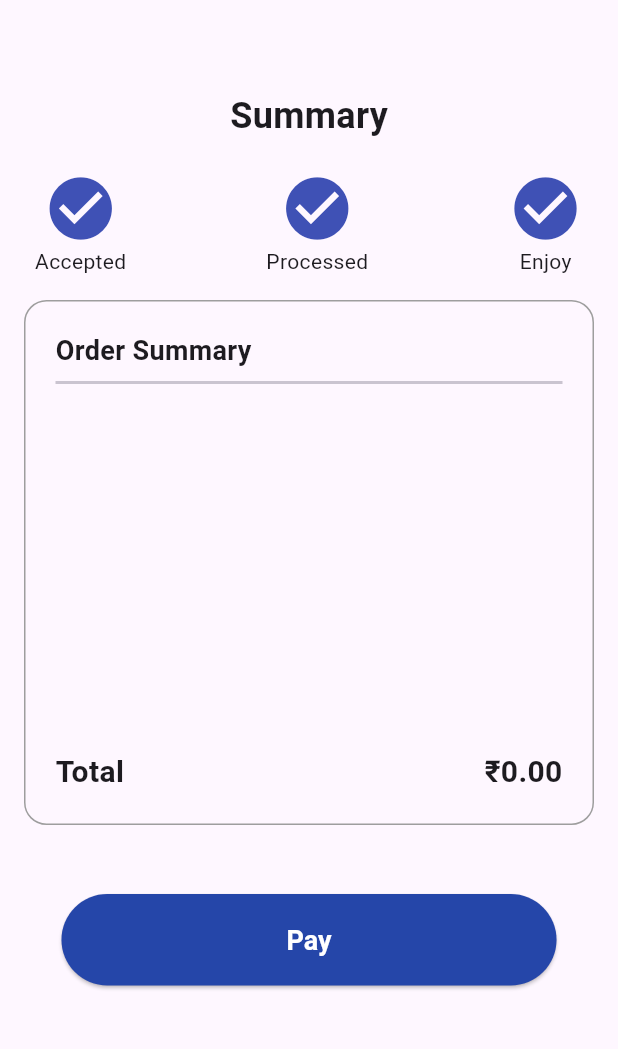
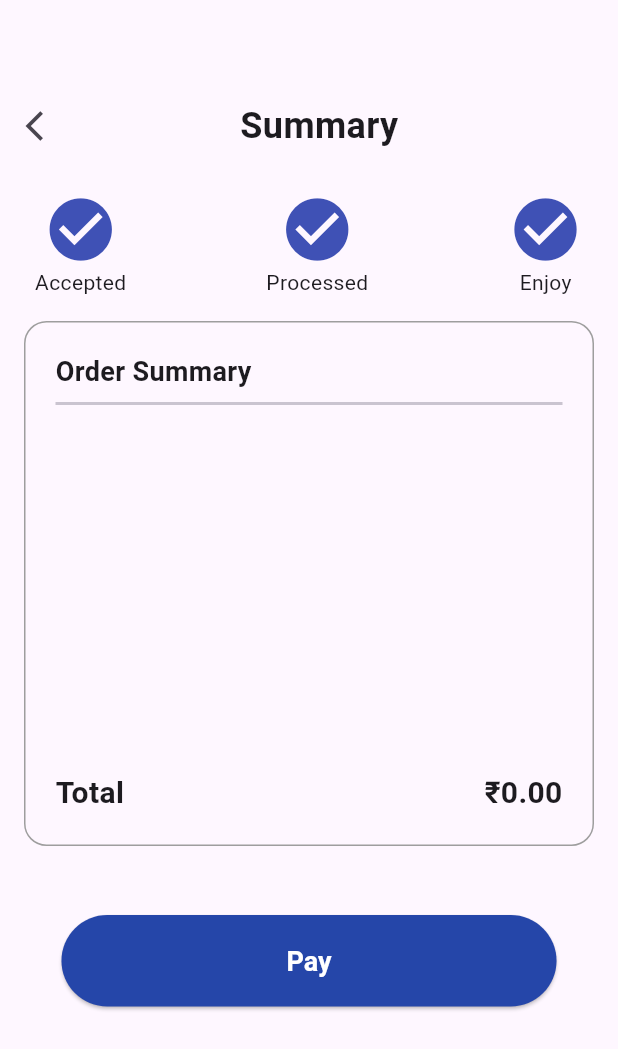
Before and after one commit to Ashutosh21jha/AmulX, a Flutter app: the OrderReviewPage screen opened directly with empty values, on a phone screen of 412 x 824 dp. Shown: the top 1049 px of the screen. Run offline on Flutter 3.47's test engine with Material 3 defaults, Android fonts, the phone set to English and light mode, and no system bars; our stand-ins replace cloud_firestore, firebase_auth, firebase_core, firebase_storage, flutter_svg, get and 3 more; missing offline and left inert: razorpay_flutter; accounts and stored records are empty.

```diff
--- a/lib/screens/order_review.dart
+++ b/lib/screens/order_review.dart
@@ -39,6 +39,7 @@ class _OrderReviewPageState extends State<OrderReviewPage> {
   @override
   void initState() {
     super.initState();
+    priceFetch();
     fetch();
   }
 
@@ -238,6 +239,15 @@ class _OrderReviewPageState extends State<OrderReviewPage> {
       isLoading = false;
     });
   }
+  void showsnackBar(List item){
+    Get.snackbar(
+      'Stock Exceeded',
+      'Reduce quantity for ${item.join(', ')}',
+      colorText: Colors.indigo,
+      backgroundColor: Colors.transparent,
+      snackPosition: SnackPosition.TOP,
+    );
+  }
 
   Future<void> navigateToPayment() async {
     print('Inside navigateToPayment');
@@ -254,13 +264,11 @@ class _OrderReviewPageState extends State<OrderReviewPage> {
 
     if (exceededItems.isNotEmpty) {
       print('Stock Exceeded for items: ${exceededItems.join(', ')}');
-      Get.snackbar(
-        'Stock Exceeded',
-        'Reduce quantity for ${exceededItems.join(', ')}',
-        backgroundColor: Colors.red,
-        snackPosition: SnackPosition.TOP,
-      );
-      Get.back();
+      showsnackBar(exceededItems);
+      setState(() {
+        isLoading = false;
+      });
+      // Get.back();
     } else {
       print("Stock check passed");
       final cartItems = widget.cartItems;
@@ -309,24 +317,35 @@ class _OrderReviewPageState extends State<OrderReviewPage> {
       return 0;
     }
   }
+  // final cartItems = widget.cartItems;
+  double totalAmount = 0.0;
 
+  void priceFetch(){
+    for (var item in widget.cartItems) {
+      totalAmount += item.price * item.quantity;
+    }
+  }
   @override
   Widget build(BuildContext context) {
-    final cartItems = widget.cartItems;
-    double totalAmount = 0.0;
-    for (var item in cartItems) {
-      totalAmount += item.price * item.quantity;
-    }
     return Scaffold(
       body: Column(
         crossAxisAlignment: CrossAxisAlignment.center,
         children: [
           Container(
             padding: const EdgeInsets.only(top: 60),
-            child: const Center(
-              child: Text(
+            child:  Center(
+              child: Row(
+                children: [
+                  SizedBox(width: 5),
+                  IconButton(onPressed: (){
+                    Navigator.pop(context);
+                  }, icon: Icon(Icons.arrow_back_ios)),
+                  SizedBox(width: Get.width*0.26),
+                  Text(
                     'Summary',
                     style: TextStyle(fontSize: 24, fontWeight: FontWeight.bold),
+                  ),
+                ],
               ),
             ),
           ),
@@ -351,9 +370,9 @@ class _OrderReviewPageState extends State<OrderReviewPage> {
                   ),
                   ListView.builder(
                     shrinkWrap: true,
-                    itemCount: cartItems.length,
+                    itemCount: widget.cartItems.length,
                     itemBuilder: (context, index) {
-                      final item = cartItems[index];
+                      final item = widget.cartItems[index];
                       return Row(
                         mainAxisAlignment: MainAxisAlignment.spaceBetween,
                         children: [
@@ -410,6 +429,12 @@ class _OrderReviewPageState extends State<OrderReviewPage> {
               await CartController.to
                   .updateStockOnPay(CartController.to.cartItems);
               navigateToPayment();
+              // Get.snackbar(
+              //   'Stock Exceeded',
+              //   'Reduce quantity for ',
+              //   backgroundColor: Colors.red,
+              //   snackPosition: SnackPosition.TOP,
+              // );
             },
             style: ElevatedButton.styleFrom(
               backgroundColor: AppColors.blue,
```
Lines whose indentation alone changed are shown as unchanged.
